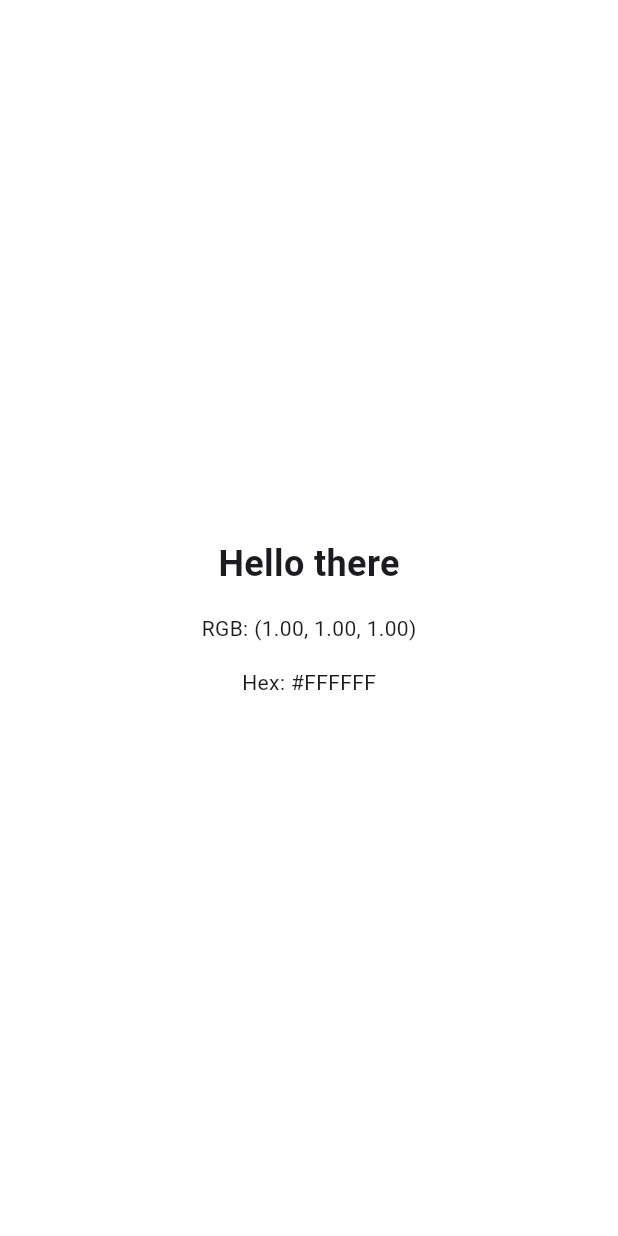
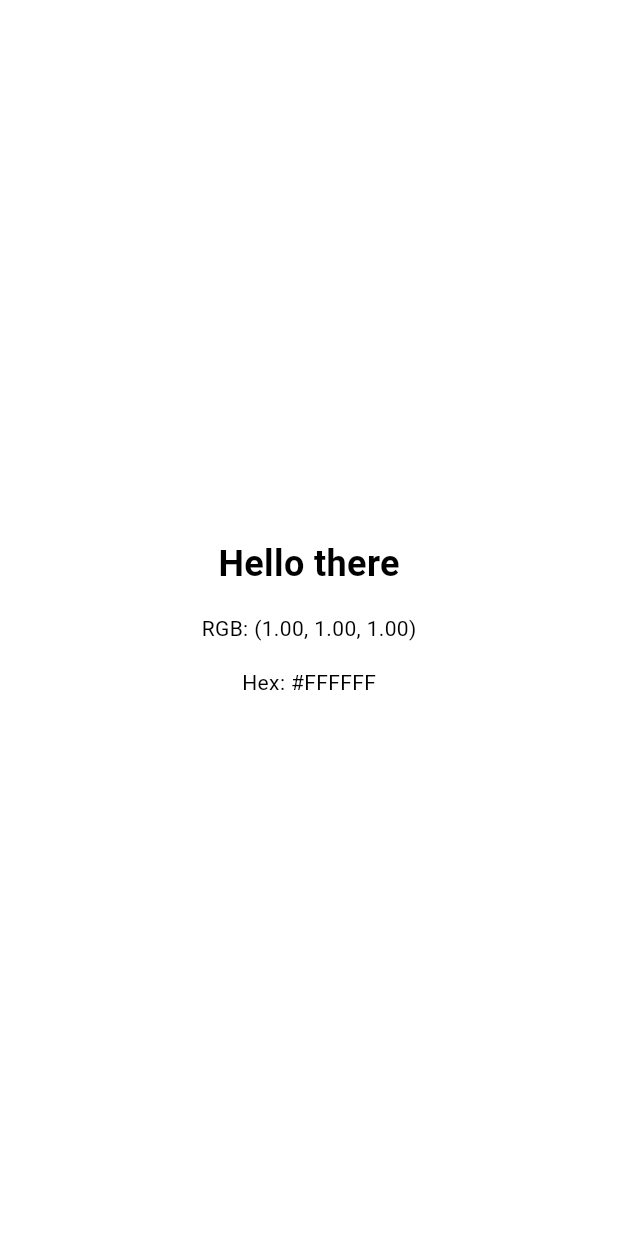
Before and after one commit to MakariosFared/flutter-color-changer, a Flutter app: the screen it shows after launch, on a phone screen of 412 x 824 dp. Run offline on Flutter 3.47's test engine with Material 3 defaults, Android fonts, the phone set to English and light mode, and no system bars.

Commit message:
Add dynamic text color adjustment based on background luminance

```diff
--- a/lib/home/home_page.dart
+++ b/lib/home/home_page.dart
@@ -25,6 +25,9 @@ class _HomePageState extends State<HomePage> {
     double b = _backgroundColor.b;
     String hexColor =
         '#${_backgroundColor.toARGB32().toRadixString(16).substring(2).toUpperCase()}';
+    Color textColor = (_backgroundColor.computeLuminance() > 0.5)
+        ? Colors.black
+        : Colors.white;
 
     return GestureDetector(
       onTap: _changeColor,
@@ -44,12 +47,14 @@ class _HomePageState extends State<HomePage> {
                   style: TextStyle(
                     fontSize: 24,
                     fontWeight: FontWeight.bold,
+                    color: textColor,
                   ),
                 ),
                 Text(
                   "RGB: (${r.toStringAsFixed(2)}, ${g.toStringAsFixed(2)}, ${b.toStringAsFixed(2)})",
+                  style: TextStyle(color: textColor),
                 ),
-                Text("Hex: $hexColor"),
+                Text("Hex: $hexColor", style: TextStyle(color: textColor)),
               ],
             ),
           ),
```
